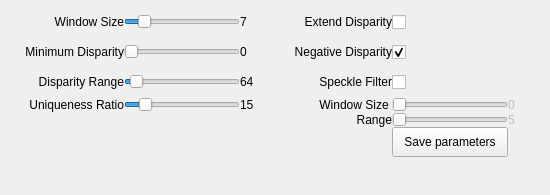
Old version of the form src/matcher/widgets/matcherwidgetopencvsgbm.ui in the repository i3drobotics/stereo-vision-toolkit.
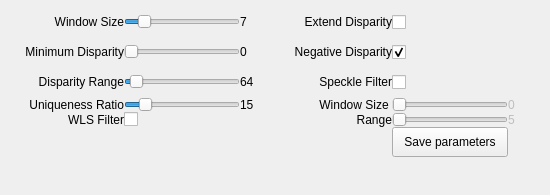
New version of the form.

The edit to the form file:
```diff
--- a/src/matcher/widgets/matcherwidgetopencvsgbm.ui
+++ b/src/matcher/widgets/matcherwidgetopencvsgbm.ui
@@ -542,6 +542,26 @@
        </property>
       </widget>
      </item>
+     <item row="4" column="0">
+      <widget class="QLabel" name="lblWLSFilter">
+       <property name="text">
+        <string>WLS Filter</string>
+       </property>
+       <property name="alignment">
+        <set>Qt::AlignRight|Qt::AlignTrailing|Qt::AlignVCenter</set>
+       </property>
+       <property name="margin">
+        <number>5</number>
+       </property>
+      </widget>
+     </item>
+     <item row="4" column="1">
+      <widget class="QCheckBox" name="checkBoxWLSFilter">
+       <property name="text">
+        <string/>
+       </property>
+      </widget>
+     </item>
     </layout>
    </item>
    <item row="1" column="0">
```
